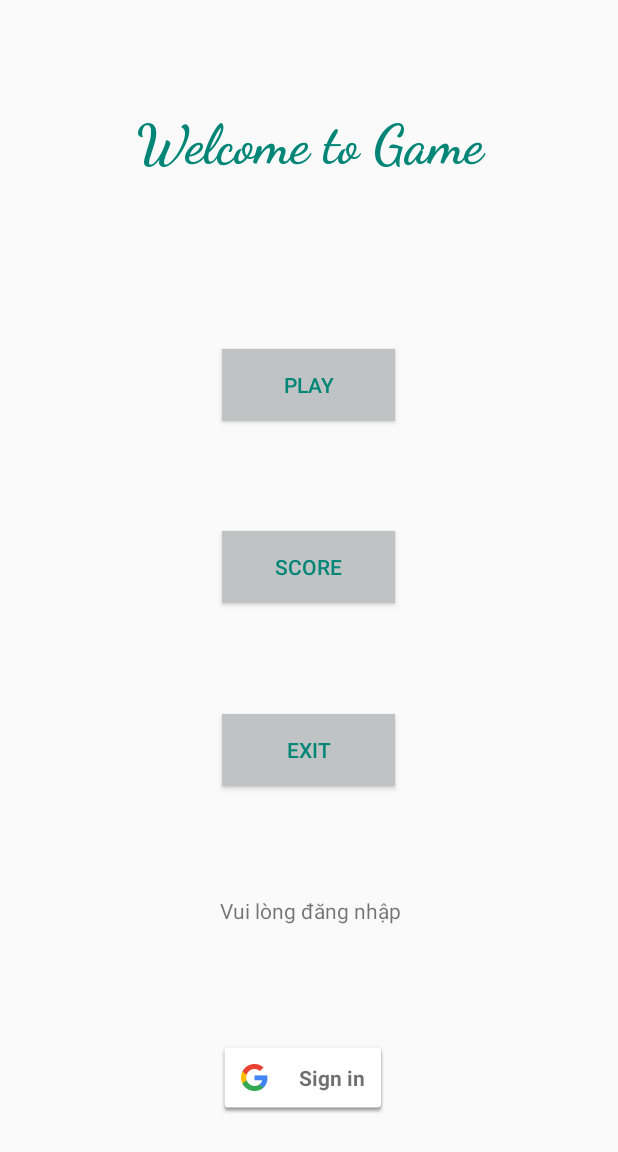
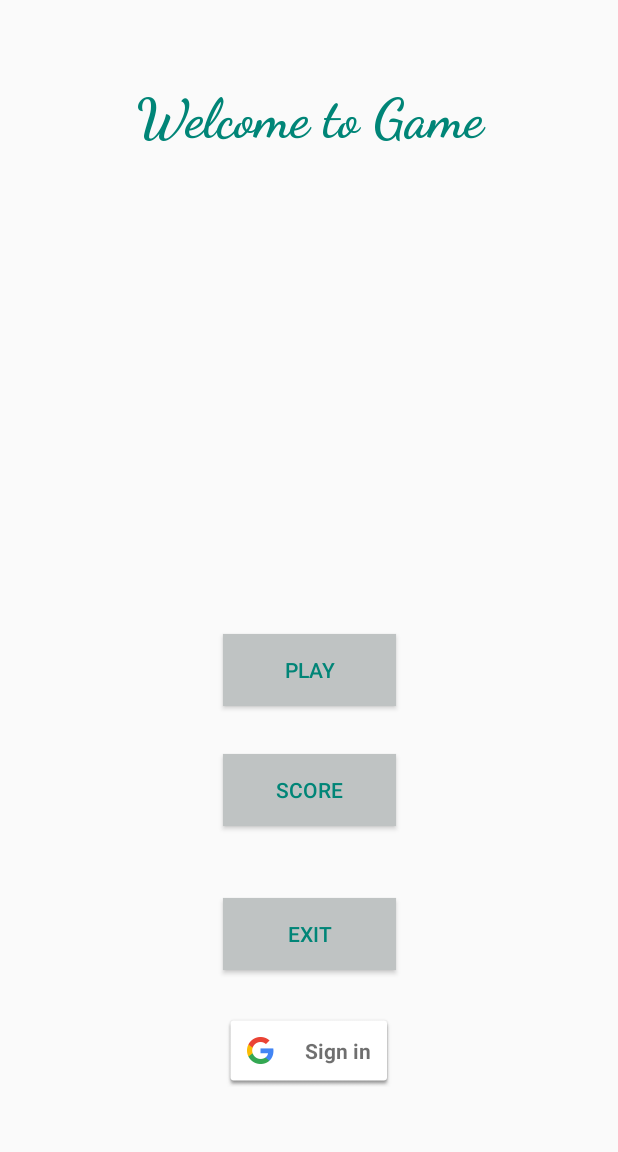
Before and after one commit to Myphan29/ChildrenEnglishGame, an Android app: the screen it shows after launch (FirstMainActivity), on a phone screen of 412 x 824 dp. Shown: the top 1152 px of the screen. Run offline under Robolectric (Android 15) with nearby library versions, the phone set to English and light mode, and no system bars.

Commit message:
Design view and setup Login pass object.. Doing degara to activity

```diff
--- a/app/src/main/res/layout/activity_first_main.xml
+++ b/app/src/main/res/layout/activity_first_main.xml
@@ -4,21 +4,19 @@
     xmlns:tools="http://schemas.android.com/tools"
     android:layout_width="match_parent"
     android:layout_height="match_parent"
-    tools:context=".FirstMainActivity">
+    tools:context=".FirstMainActivity"
+    tools:layout_editor_absoluteY="25dp">
 
     <Button
         android:id="@+id/btn_Exit"
         android:layout_width="115dp"
         android:layout_height="wrap_content"
-        android:layout_marginStart="148dp"
-        android:layout_marginEnd="148dp"
-        android:layout_marginBottom="8dp"
+        android:layout_marginBottom="29dp"
         android:background="@color/colorPrimaryDark"
         android:text="Exit"
         android:textColor="@color/colorPrimary"
-        app:layout_constraintBottom_toTopOf="@+id/txtTen"
+        app:layout_constraintBottom_toTopOf="@+id/btn_SignOut"
         app:layout_constraintEnd_toEndOf="parent"
-        app:layout_constraintHorizontal_bias="0.469"
         app:layout_constraintStart_toStartOf="parent"
         app:layout_constraintTop_toBottomOf="@+id/btn_Score" />
 
@@ -26,49 +24,42 @@
         android:id="@+id/btn_Play"
         android:layout_width="115dp"
         android:layout_height="wrap_content"
-        android:layout_marginStart="148dp"
-        android:layout_marginEnd="148dp"
-        android:layout_marginBottom="8dp"
+        android:layout_marginBottom="32dp"
         android:background="@color/colorPrimaryDark"
         android:text="Play"
         android:textColor="@color/colorPrimary"
         app:layout_constraintBottom_toTopOf="@+id/btn_Score"
         app:layout_constraintEnd_toEndOf="parent"
-        app:layout_constraintHorizontal_bias="0.467"
         app:layout_constraintStart_toStartOf="parent"
-        app:layout_constraintTop_toBottomOf="@+id/txtWelcome" />
+        app:layout_constraintTop_toBottomOf="@+id/txtTen" />
 
     <Button
         android:id="@+id/btn_Score"
         android:layout_width="115dp"
         android:layout_height="wrap_content"
-        android:layout_marginStart="148dp"
-        android:layout_marginEnd="148dp"
-        android:layout_marginBottom="8dp"
+        android:layout_marginBottom="48dp"
         android:background="@color/colorPrimaryDark"
         android:text="Score"
         android:textColor="@color/colorPrimary"
         app:layout_constraintBottom_toTopOf="@+id/btn_Exit"
         app:layout_constraintEnd_toEndOf="parent"
-        app:layout_constraintHorizontal_bias="0.471"
         app:layout_constraintStart_toStartOf="parent"
         app:layout_constraintTop_toBottomOf="@+id/btn_Play" />
 
     <TextView
         android:id="@+id/txtWelcome"
-        android:layout_width="368dp"
-        android:layout_height="86dp"
-        android:layout_marginStart="45dp"
-        android:layout_marginTop="8dp"
-        android:layout_marginEnd="45dp"
-        android:layout_marginBottom="8dp"
+        android:layout_width="0dp"
+        android:layout_height="0dp"
+        android:layout_marginStart="8dp"
+        android:layout_marginTop="56dp"
+        android:layout_marginEnd="8dp"
         android:fontFamily="cursive"
         android:text="Welcome to Game"
         android:textAlignment="center"
         android:textColor="@color/colorPrimary"
         android:textSize="36sp"
         android:textStyle="bold"
-        app:layout_constraintBottom_toTopOf="@+id/btn_Play"
+        app:layout_constraintBottom_toTopOf="@+id/txtTen"
         app:layout_constraintEnd_toEndOf="parent"
         app:layout_constraintStart_toStartOf="parent"
         app:layout_constraintTop_toTopOf="parent" />
@@ -77,40 +68,36 @@
         android:id="@+id/btn_SignIn"
         android:layout_width="113dp"
         android:layout_height="wrap_content"
-        android:layout_marginBottom="16dp"
+        app:layout_constraintEnd_toEndOf="parent"
+        app:layout_constraintStart_toStartOf="parent"
+        app:layout_constraintTop_toTopOf="@+id/btn_SignOut" />
+
+    <Button
+        android:id="@+id/btn_SignOut"
+        android:layout_width="116dp"
+        android:layout_height="wrap_content"
+        android:layout_marginBottom="100dp"
+        android:background="@color/colorPrimaryDark"
+        android:text="Logout"
+        android:textColor="@color/colorPrimary"
         app:layout_constraintBottom_toBottomOf="parent"
         app:layout_constraintEnd_toEndOf="parent"
-        app:layout_constraintHorizontal_bias="0.486"
         app:layout_constraintStart_toStartOf="parent"
-        app:layout_constraintTop_toBottomOf="@+id/txtTen" />
+        app:layout_constraintTop_toBottomOf="@+id/btn_Exit" />
 
     <TextView
         android:id="@+id/txtTen"
-        android:layout_width="140dp"
-        android:layout_height="23dp"
-        android:layout_marginStart="4dp"
-        android:layout_marginBottom="8dp"
-        android:text="Vui lòng đăng nhập"
+        android:layout_width="0dp"
+        android:layout_height="0dp"
+        android:layout_marginStart="12dp"
+        android:layout_marginEnd="12dp"
+        android:layout_marginBottom="6dp"
         android:textAlignment="center"
-        app:layout_constraintBottom_toTopOf="@+id/btn_SignIn"
+        android:textSize="18sp"
+        android:textStyle="bold"
+        app:layout_constraintBottom_toTopOf="@+id/btn_Play"
         app:layout_constraintEnd_toEndOf="parent"
-        app:layout_constraintHorizontal_bias="0.495"
         app:layout_constraintStart_toStartOf="parent"
-        app:layout_constraintTop_toBottomOf="@+id/btn_Exit" />
-
-    <Button
-        android:id="@+id/btn_SignOut"
-        android:layout_width="wrap_content"
-        android:layout_height="wrap_content"
-        android:layout_marginStart="8dp"
-        android:layout_marginEnd="8dp"
-        android:layout_marginBottom="8dp"
-        android:background="@color/colorPrimaryDark"
-        android:text="Logout"
-        android:textColor="@color/colorPrimary"
-        app:layout_constraintBottom_toBottomOf="@+id/txtTen"
-        app:layout_constraintEnd_toEndOf="parent"
-        app:layout_constraintStart_toEndOf="@+id/txtTen"
-        app:layout_constraintTop_toTopOf="@+id/txtTen" />
+        app:layout_constraintTop_toBottomOf="@+id/txtWelcome" />
 
 </android.support.constraint.ConstraintLayout>
```
Also changed, not shown: app/src/main/java/com/example/us/childrenenglishgame/FirstMainActivity.java (+27 -9 lines), app/src/main/java/com/example/us/childrenenglishgame/User.java (+24 -12 lines).
